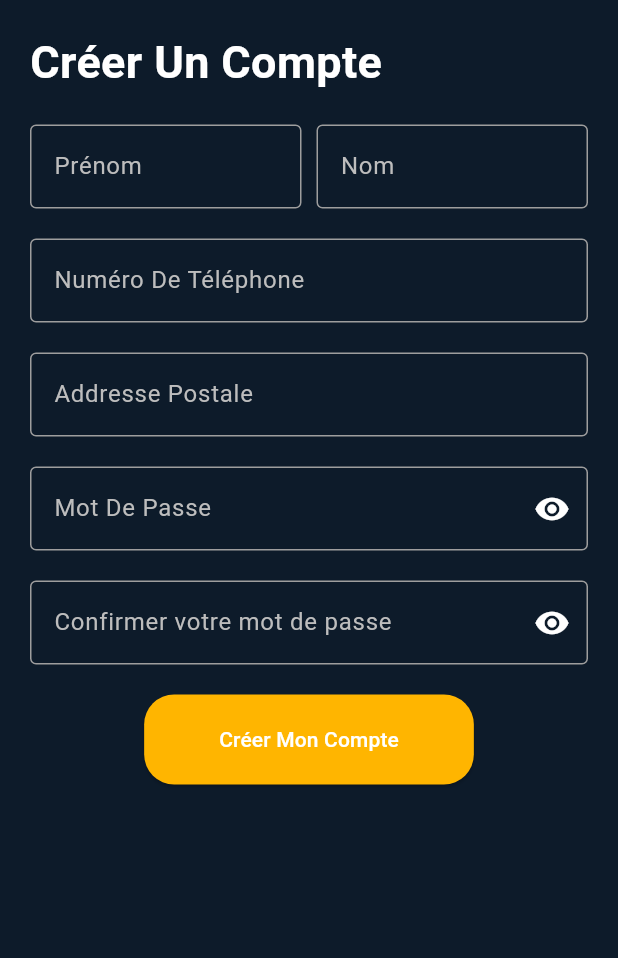
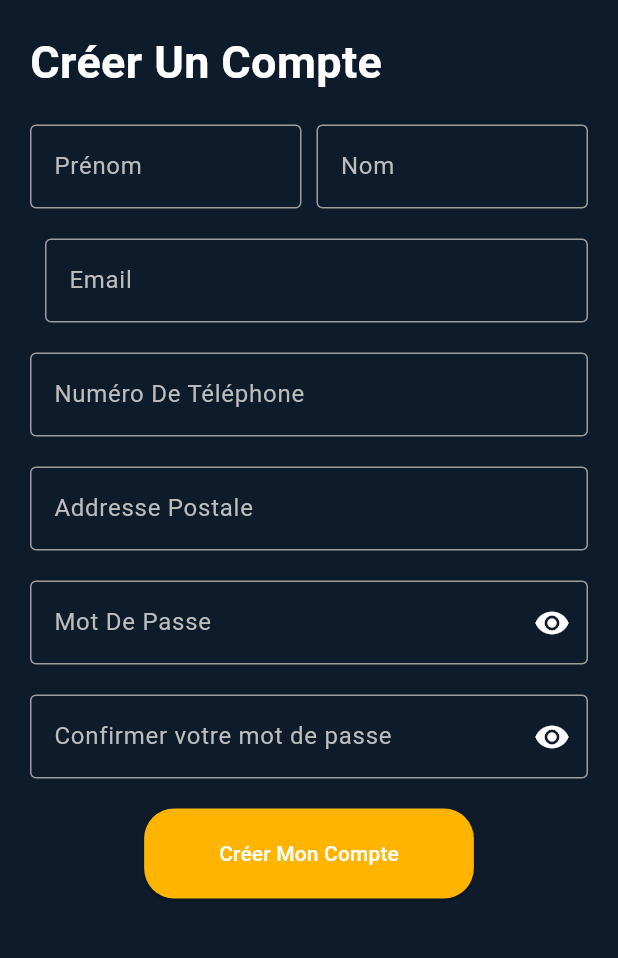
Before and after one commit to algosup/2023-2024-project-5-flutter-team-2, a Flutter app: the CandidatePage screen opened directly, after a tap on "Créer Mon Compte", on a phone screen of 412 x 824 dp, the part 84-1042 px from its top. Run offline on Flutter 3.47's test engine with Material 3 defaults, Android fonts, the phone set to English and light mode, and no system bars; our stand-ins replace get, google_fonts, swipe_cards.

Commit message:
i fix the issue

```diff
--- a/adoptacandidate/lib/CandidatePage.dart
+++ b/adoptacandidate/lib/CandidatePage.dart
@@ -1,6 +1,4 @@
 import 'dart:convert';
-import 'dart:ffi';
-import 'dart:html';
 
 import 'package:adoptacandidate/softskills.dart';
 import 'package:flutter/material.dart';
@@ -14,6 +12,13 @@ class CandidatePage extends StatefulWidget {
 }
 
 class _CandidatePageState extends State<CandidatePage> {
+  String? fn;
+  String? ln;
+  String? ph;
+  String? em;
+  String? ci;
+  String? pa;
+
   void register(String FirstName, String LastName, String Phone, String Email, String City, String Password)async{
     final response = await http.post(Uri.parse('https://adopt1candidat.000webhostapp.com/adoptacandidat/register.php'), body: {
          "FirstName":FirstName,
@@ -24,7 +29,7 @@ class _CandidatePageState extends State<CandidatePage> {
          "Password":Password,
     });
     if(response.statusCode == 200){
-      var data = jsonDecode(response.body);
+      var data = response.body;
       print(data);
     }
   }
@@ -33,6 +38,7 @@ class _CandidatePageState extends State<CandidatePage> {
 
   final _firstNameFocusNode = FocusNode();
   final _lastNameFocusNode = FocusNode();
+  final _lastEmailFocusNode = FocusNode();
   final _phoneFocusNode = FocusNode();
   final _addressFocusNode = FocusNode();
   final _passwordFocusNode = FocusNode();
@@ -88,6 +94,11 @@ class _CandidatePageState extends State<CandidatePage> {
                 children: [
                   Expanded(
                     child: TextField(
+                      onChanged: (String val){
+                        setState(() {
+                          fn = val;
+                        });
+                      },
                       focusNode: _firstNameFocusNode,
                       textInputAction: TextInputAction.next,
                       onSubmitted: (_) {
@@ -109,6 +120,11 @@ class _CandidatePageState extends State<CandidatePage> {
                   SizedBox(width: 10),
                   Expanded(
                     child: TextField(
+                      onChanged: (String val){
+                        setState(() {
+                          ln = val;
+                        });
+                      },
                       focusNode: _lastNameFocusNode,
                       textInputAction: TextInputAction.next,
                       onSubmitted: (_) {
@@ -130,7 +146,43 @@ class _CandidatePageState extends State<CandidatePage> {
                 ],
               ),
               SizedBox(height: 20),
+              Row(
+                children: [
+                  SizedBox(width: 10),
+                  Expanded(
+                    child: TextField(
+                      onChanged: (String val){
+                        setState(() {
+                          em = val;
+                        });
+                      },
+                      focusNode: _lastEmailFocusNode,
+                      textInputAction: TextInputAction.next,
+                      onSubmitted: (_) {
+                        FocusScope.of(context).requestFocus(_phoneFocusNode);
+                      },
+                      style: TextStyle(color: Colors.white),
+                      decoration: InputDecoration(
+                        labelText: 'Email',
+                        labelStyle: TextStyle(color: Colors.grey[400]),
+                        enabledBorder: OutlineInputBorder(
+                          borderSide: BorderSide(color: Colors.grey),
+                        ),
+                        focusedBorder: OutlineInputBorder(
+                          borderSide: BorderSide(color: Colors.white),
+                        ),
+                      ),
+                    ),
+                  ),
+                ],
+              ),
+              SizedBox(height: 20),
               TextField(
+                onChanged: (String val){
+                  setState(() {
+                    ph = val;
+                  });
+                },
                 focusNode: _phoneFocusNode,
                 textInputAction: TextInputAction.next,
                 keyboardType: TextInputType.phone,
@@ -151,6 +203,11 @@ class _CandidatePageState extends State<CandidatePage> {
               ),
               SizedBox(height: 20),
               TextField(
+                onChanged: (String val){
+                  setState(() {
+                    ci = val;
+                  });
+                },
                 focusNode: _addressFocusNode,
                 textInputAction: TextInputAction.next,
                 onSubmitted: (_) {
@@ -170,6 +227,11 @@ class _CandidatePageState extends State<CandidatePage> {
               ),
               SizedBox(height: 20),
               TextField(
+                onChanged: (String val){
+                  setState(() {
+                    pa = val;
+                  });
+                },
                 focusNode: _passwordFocusNode,
                 textInputAction: TextInputAction.next,
                 onSubmitted: (_) {
@@ -231,7 +293,7 @@ class _CandidatePageState extends State<CandidatePage> {
               Center(
                 child: ElevatedButton(
                   onPressed: () {
-                    register(FirstName, LastName, Phone, Email, City, Password);
+                    register(fn!, ln!, ph!, em!, ci!, pa!);
                     Navigator.push(
                       context,
                       MaterialPageRoute(
```
Also changed, not shown: adoptacandidate/lib/LoginPage.dart (+14 -6 lines), 1 other file.
